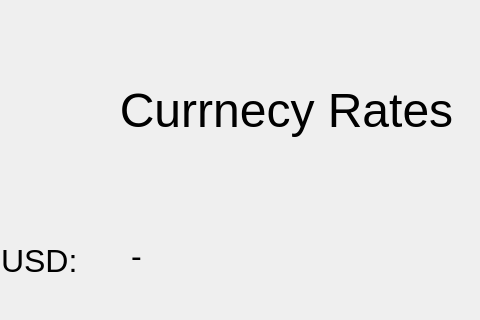
The window that bank-automat/currency.ui (25kmo-project/group_15) describes before a commit, drawn with Qt 5; both pictures show x 249 to 729 and y 0 to 320 of the 1076 by 750 pixel window.
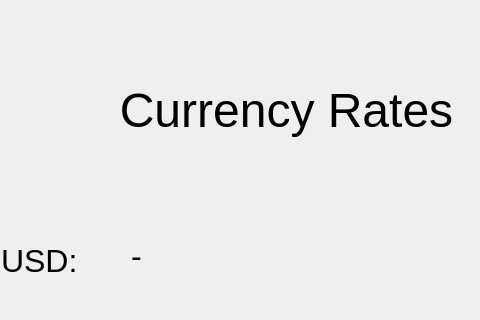
The same window after the commit.

What changed in the file:
```diff
--- a/bank-automat/currency.ui
+++ b/bank-automat/currency.ui
@@ -231,7 +231,7 @@
     <enum>Qt::LayoutDirection::LeftToRight</enum>
    </property>
    <property name="text">
-    <string>Currnecy Rates</string>
+    <string>Currency Rates</string>
    </property>
    <property name="alignment">
     <set>Qt::AlignmentFlag::AlignCenter</set>
```
